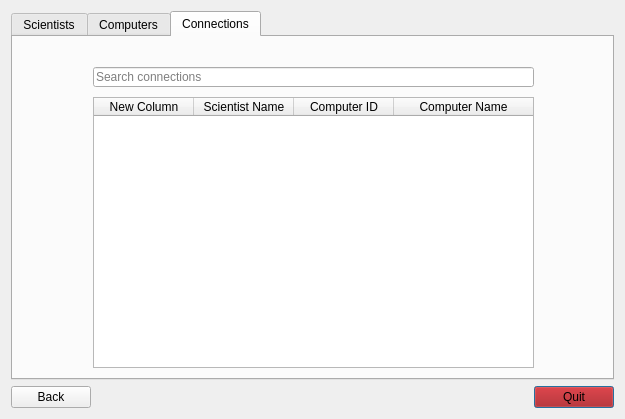
Before: the Qt Designer form Skil3/ListWindow.ui in Chiquita40-VLN-H2016/chiquita40, drawn with Qt 5.
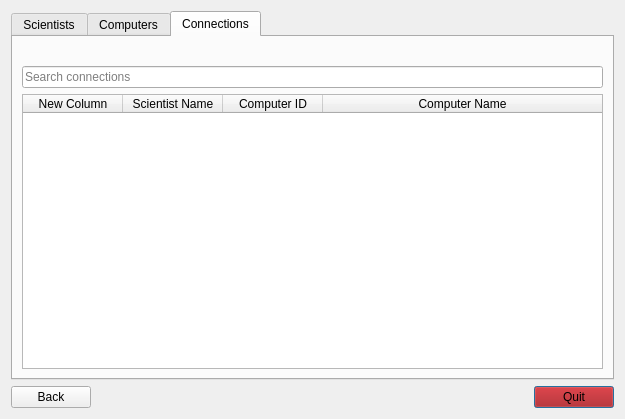
After: the same form once the commit is applied. Icons and pictures are not drawn.

Commit message: laga search í ListWindow

Diff of the .ui file:
```diff
--- a/Skil3/ListWindow.ui
+++ b/Skil3/ListWindow.ui
@@ -128,25 +128,10 @@
       <widget class="QTableWidget" name="tableWidget">
        <property name="geometry">
         <rect>
-         <x>40</x>
-         <y>60</y>
-         <width>256</width>
-         <height>192</height>
-        </rect>
-       </property>
-      </widget>
-     </widget>
-     <widget class="QWidget" name="tab_Connections">
-      <attribute name="title">
-       <string>Connections</string>
-      </attribute>
-      <widget class="QTableWidget" name="table_connections">
-       <property name="geometry">
-        <rect>
-         <x>80</x>
-         <y>60</y>
-         <width>441</width>
-         <height>271</height>
+         <x>10</x>
+         <y>61</y>
+         <width>571</width>
+         <height>251</height>
         </rect>
        </property>
        <property name="editTriggers">
@@ -165,40 +150,30 @@
        </column>
        <column>
         <property name="text">
-         <string>Scientist Name</string>
-        </property>
-       </column>
-       <column>
-        <property name="text">
-         <string>Computer ID</string>
-        </property>
-       </column>
-       <column>
-        <property name="text">
-         <string>Computer Name</string>
+         <string>Was built</string>
         </property>
        </column>
       </widget>
-      <widget class="QLineEdit" name="input_searchConnections">
+      <widget class="QLineEdit" name="input_listComputerSearch">
        <property name="geometry">
         <rect>
-         <x>80</x>
+         <x>10</x>
          <y>30</y>
-         <width>441</width>
+         <width>571</width>
          <height>20</height>
         </rect>
        </property>
        <property name="placeholderText">
-        <string>Search connections</string>
+        <string>Search computers</string>
        </property>
       </widget>
-      <widget class="QLabel" name="label_searchConnectionNoResult">
+      <widget class="QLabel" name="label_searchComputersNoResults">
        <property name="geometry">
         <rect>
-         <x>80</x>
+         <x>10</x>
          <y>10</y>
-         <width>171</width>
-         <height>20</height>
+         <width>571</width>
+         <height>16</height>
         </rect>
        </property>
        <property name="text">
@@ -206,6 +181,60 @@
        </property>
       </widget>
      </widget>
+     <widget class="QWidget" name="tab_Connections">
+      <attribute name="title">
+       <string>Connections</string>
+      </attribute>
+      <layout class="QGridLayout" name="gridLayout_4">
+       <item row="0" column="0">
+        <widget class="QLabel" name="label_searchConnectionNoResult">
+         <property name="text">
+          <string/>
+         </property>
+        </widget>
+       </item>
+       <item row="1" column="0">
+        <widget class="QLineEdit" name="input_searchConnections">
+         <property name="placeholderText">
+          <string>Search connections</string>
+         </property>
+        </widget>
+       </item>
+       <item row="2" column="0">
+        <widget class="QTableWidget" name="table_connections">
+         <property name="editTriggers">
+          <set>QAbstractItemView::NoEditTriggers</set>
+         </property>
+         <attribute name="horizontalHeaderStretchLastSection">
+          <bool>true</bool>
+         </attribute>
+         <attribute name="verticalHeaderVisible">
+          <bool>false</bool>
+         </attribute>
+         <column>
+          <property name="text">
+           <string>New Column</string>
+          </property>
+         </column>
+         <column>
+          <property name="text">
+           <string>Scientist Name</string>
+          </property>
+         </column>
+         <column>
+          <property name="text">
+           <string>Computer ID</string>
+          </property>
+         </column>
+         <column>
+          <property name="text">
+           <string>Computer Name</string>
+          </property>
+         </column>
+        </widget>
+       </item>
+      </layout>
+     </widget>
     </widget>
    </item>
   </layout>
```
Left out of the diff: 54 changed lines with no effect on the pictures. The commit also changes 2 other files.
